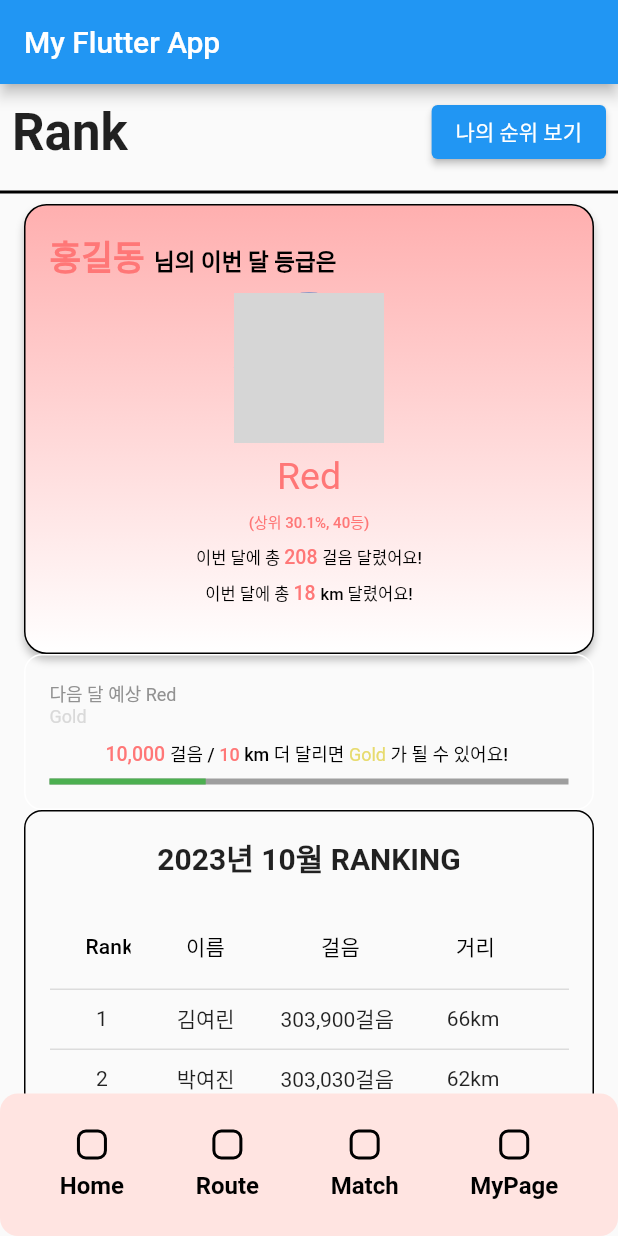
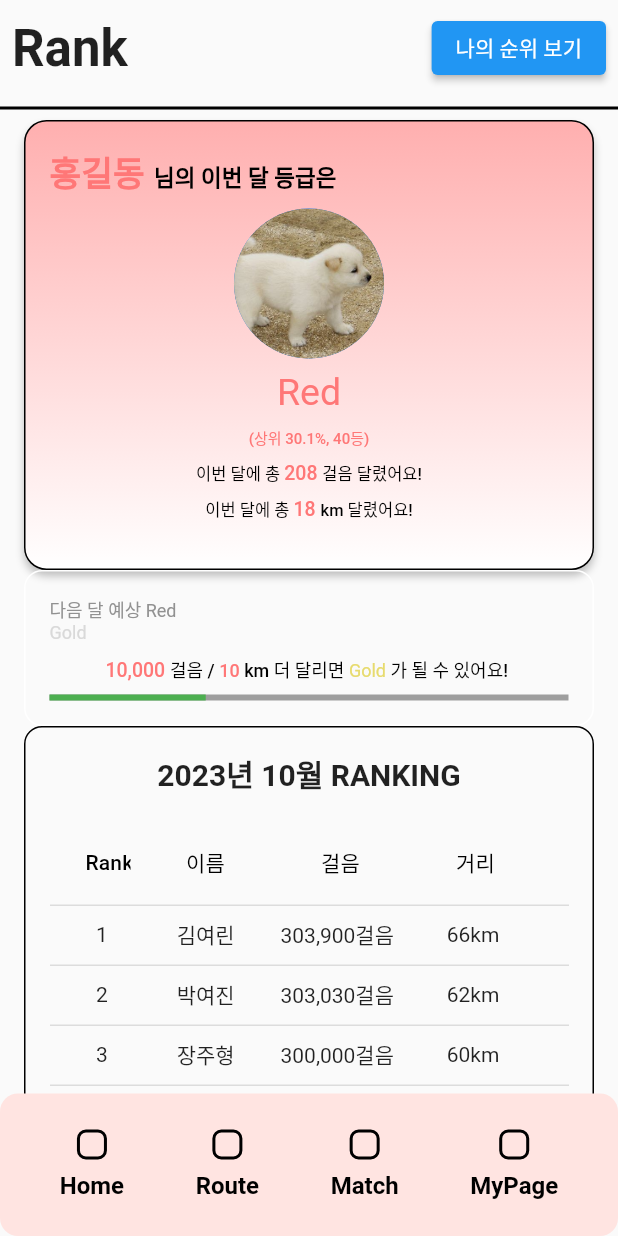
Before and after one commit to Article-1-of-the-NHPA/joggingsir, a Flutter app: the screen it shows after launch, on a phone screen of 412 x 824 dp. Run offline on Flutter 3.47's test engine with Material 2 defaults, Android fonts, the light colour scheme and no system bars; Roboto replaces fonts that are missing (Noto Sans KR, Pattaya, SF Pro Display); grey boxes are pictures that could not be loaded.

Commit message:
이미지 추가

```diff
--- a/lib/ranking_page.dart
+++ b/lib/ranking_page.dart
@@ -10,9 +10,6 @@
     return MaterialApp(
       debugShowCheckedModeBanner: false,
       home: Scaffold(
-        appBar: AppBar(
-          title: Text('My Flutter App'),
-        ),
         body: HomeScreen(),
       ),
     );
--- a/pubspec.yaml
+++ b/pubspec.yaml
@@ -59,7 +59,8 @@
   uses-material-design: true
 
   # To add assets to your application, add an assets section, like this:
-  # assets:
+  assets:
+    - assets/profile_picture.jpg
   #   - images/a_dot_burr.jpeg
   #   - images/a_dot_ham.jpeg
 
```
Also changed, not shown: assets/profile_picture.jpg (added).
